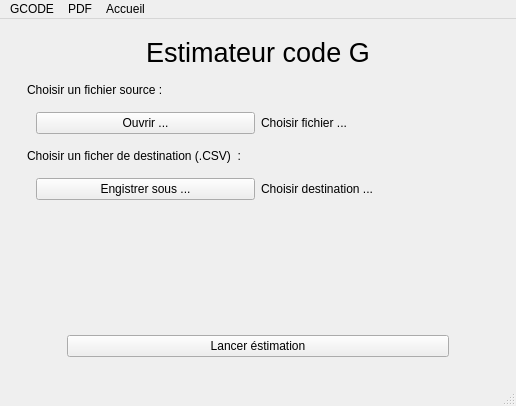
Qt form UI/interface.ui (0BAB1/DunchaTools) before a commit.
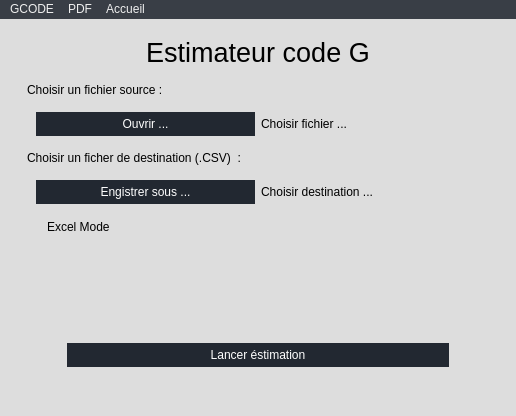
The same form after that commit. The open tabs and pages were chosen to show the change. Icons and pictures are not drawn.

Commit message: update interface + pulled git gcode excelmode

The edit to the form file:
```diff
--- a/UI/interface.ui
+++ b/UI/interface.ui
@@ -7,13 +7,60 @@
     <x>0</x>
     <y>0</y>
     <width>514</width>
-    <height>406</height>
+    <height>416</height>
    </rect>
   </property>
   <property name="windowTitle">
    <string>MainWindow</string>
   </property>
+  <property name="styleSheet">
+   <string notr="true">*{
+	background-color : transparent;
+	margin : 0;
+	padding : 0;
+	border : none;
+}
+
+#MainWindow{
+	background-color : #DDDDDD;
+}
+
+#menubar{
+	background-color: #393E46;
+	color : #EEEEEE;
+}
+
+#menubar *{
+	background-color: #393E46;
+	color : #EEEEEE;
+}
+
+#pBarPdf{
+	background-color : #393E46;
+	border-radius : 5px;
+}
+
+#centralwidget{
+	background-color : #DDDDDD;
+}
+
+QPushButton{
+	color : white;
+	background-color : #222831;
+	padding : 5px 15px;
+}
+
+QPushButton:hover{
+	color : white;
+	background-color : #393E46;
+	padding : 5px 15px;
+}
+</string>
+  </property>
   <widget class="QWidget" name="centralwidget">
+   <property name="styleSheet">
+    <string notr="true"/>
+   </property>
    <layout class="QVBoxLayout" name="verticalLayout_7">
     <item>
      <widget class="QStackedWidget" name="stackedWidget">
@@ -134,6 +181,13 @@
              </layout>
             </widget>
            </item>
+           <item>
+            <widget class="QCheckBox" name="excelModeBox">
+             <property name="text">
+              <string>Excel Mode</string>
+             </property>
+            </widget>
+           </item>
           </layout>
          </widget>
         </item>
```
Left out of the diff: 2 changed lines with no effect on the pictures. The commit also changes 34 other files.
